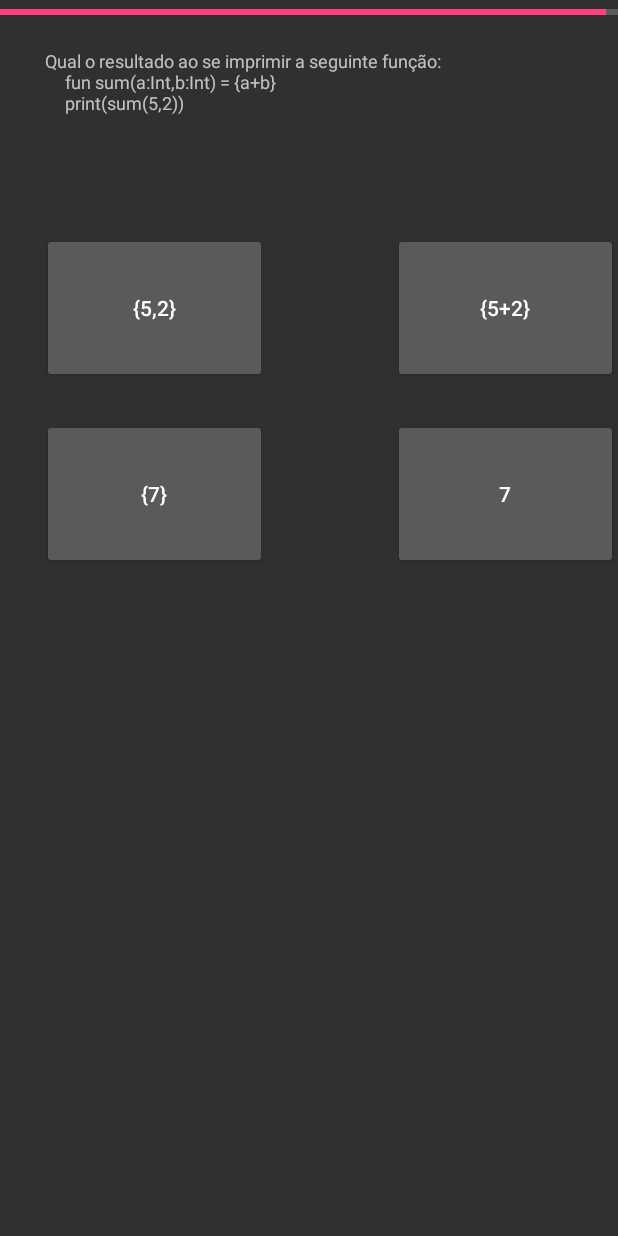
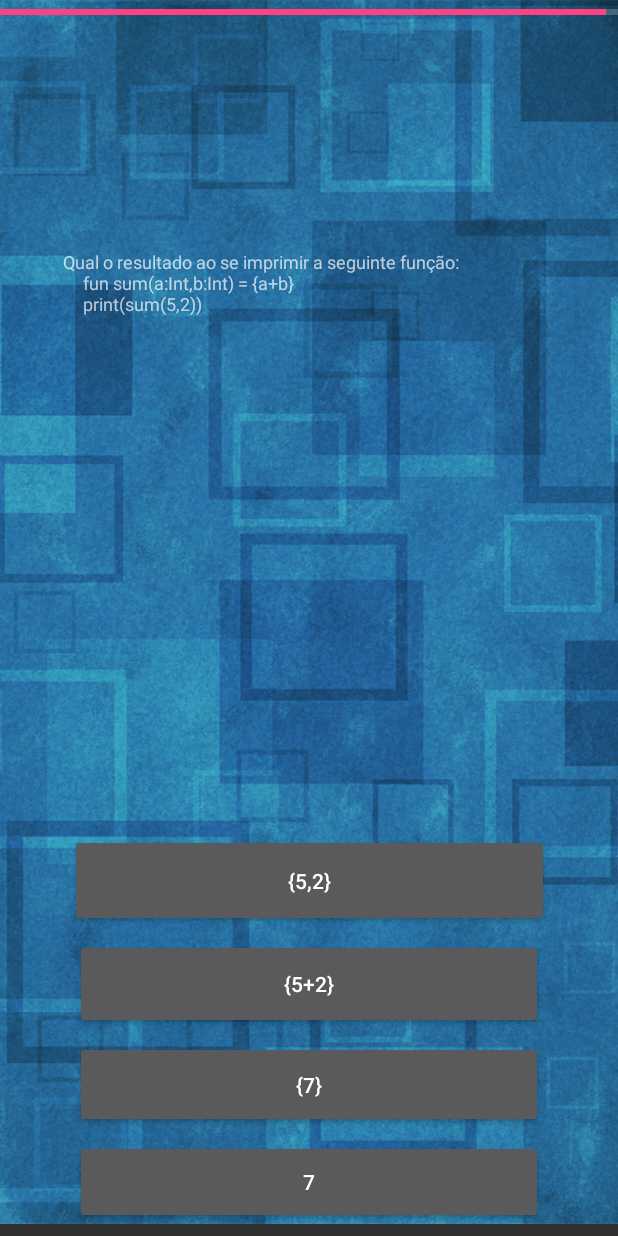
Before and after one commit to pedrohff/kotlinando, an Android app: the ViewQuestao screen opened directly, with no data from a screen before it, on a phone screen of 412 x 824 dp. Run offline under Robolectric (Android 15) with nearby library versions, the phone set to English and light mode, and no system bars; our stand-ins replace Room's generated code.

Commit message:
Layout da Tela de questão e configuração para animação

```diff
--- a/app/src/main/res/layout/activity_view_questao.xml
+++ b/app/src/main/res/layout/activity_view_questao.xml
@@ -4,14 +4,26 @@
     xmlns:tools="http://schemas.android.com/tools"
     android:layout_width="match_parent"
     android:layout_height="match_parent"
-    tools:context=".view.ViewQuestao">
+    tools:context=".view.ViewQuestao"
+    tools:layout_editor_absoluteY="25dp">
+
+    <ImageView
+        android:id="@+id/imageView3"
+        android:layout_width="0dp"
+        android:layout_height="0dp"
+        android:scaleType="centerCrop"
+        app:layout_constraintBottom_toBottomOf="@+id/resp4"
+        app:layout_constraintEnd_toEndOf="parent"
+        app:layout_constraintStart_toStartOf="parent"
+        app:layout_constraintTop_toTopOf="@+id/barra"
+        app:srcCompat="@drawable/bk_tela_questao" />
 
     <android.support.constraint.Guideline
         android:id="@+id/guideline"
         android:layout_width="wrap_content"
         android:layout_height="wrap_content"
         android:orientation="vertical"
-        app:layout_constraintGuide_begin="16dp" />
+        app:layout_constraintGuide_end="344dp" />
 
     <android.support.constraint.Guideline
         android:id="@+id/guideline2"
@@ -25,64 +37,73 @@
         style="?android:attr/progressBarStyleHorizontal"
         android:layout_width="match_parent"
         android:layout_height="16dp"
-        android:progress="50"
-        app:layout_constraintStart_toStartOf="parent"
-        app:layout_constraintTop_toTopOf="parent" />
+        android:progress="50" />
 
     <TextView
         android:id="@+id/tvPergunta"
-        android:layout_width="352dp"
-        android:layout_height="107dp"
-        android:layout_marginTop="16dp"
+        android:layout_width="328dp"
+        android:layout_height="240dp"
+        android:layout_marginBottom="8dp"
+        android:layout_marginEnd="8dp"
+        android:layout_marginStart="8dp"
+        android:layout_marginTop="8dp"
         android:text="TextView"
         android:textSize="12sp"
-        app:layout_constraintLeft_toLeftOf="parent"
-        app:layout_constraintRight_toRightOf="parent"
+        app:layout_constraintBottom_toTopOf="@+id/resp1"
+        app:layout_constraintEnd_toEndOf="parent"
+        app:layout_constraintStart_toStartOf="parent"
         app:layout_constraintTop_toBottomOf="@+id/barra" />
 
     <Button
         android:id="@+id/resp1"
-        android:layout_width="150dp"
-        android:layout_height="100dp"
-        android:layout_marginLeft="28dp"
-        android:layout_marginTop="16dp"
+        android:layout_width="319dp"
+        android:layout_height="62dp"
+        android:layout_marginBottom="8dp"
         android:text="Button"
         android:textAlignment="center"
         android:textSize="14sp"
-        app:layout_constraintLeft_toLeftOf="parent"
-        app:layout_constraintTop_toBottomOf="@+id/tvPergunta" />
+        app:layout_constraintBottom_toTopOf="@+id/resp2"
+        app:layout_constraintEnd_toEndOf="@+id/resp4"
+        app:layout_constraintStart_toStartOf="@+id/resp2" />
 
     <Button
         android:id="@+id/resp2"
-        android:layout_width="150dp"
-        android:layout_height="100dp"
-        android:layout_marginTop="16dp"
+        android:layout_width="312dp"
+        android:layout_height="60dp"
+        android:layout_marginBottom="8dp"
         android:text="Button"
         android:textAlignment="center"
         android:textSize="14sp"
-        app:layout_constraintEnd_toEndOf="parent"
-        app:layout_constraintTop_toBottomOf="@+id/tvPergunta" />
+        app:layout_constraintBottom_toTopOf="@+id/resp3"
+        app:layout_constraintEnd_toEndOf="@+id/resp4"
+        app:layout_constraintStart_toStartOf="@+id/resp3" />
 
     <Button
         android:id="@+id/resp3"
-        android:layout_width="150dp"
-        android:layout_height="100dp"
-        android:layout_marginLeft="28dp"
-        android:layout_marginTop="24dp"
+        android:layout_width="312dp"
+        android:layout_height="58dp"
+        android:layout_marginBottom="8dp"
         android:text="Button"
         android:textAlignment="center"
         android:textSize="14sp"
+        app:layout_constraintBottom_toTopOf="@+id/resp4"
+        app:layout_constraintEnd_toEndOf="@+id/resp4"
+        app:layout_constraintHorizontal_bias="0.0"
         app:layout_constraintLeft_toLeftOf="parent"
-        app:layout_constraintTop_toBottomOf="@+id/resp1" />
+        app:layout_constraintRight_toRightOf="parent"
+        app:layout_constraintStart_toStartOf="@+id/resp4" />
 
     <Button
         android:id="@+id/resp4"
-        android:layout_width="150dp"
-        android:layout_height="100dp"
-        android:layout_marginTop="24dp"
+        android:layout_width="312dp"
+        android:layout_height="56dp"
+        android:layout_marginBottom="8dp"
+        android:layout_marginEnd="8dp"
+        android:layout_marginStart="8dp"
         android:text="Button"
         android:textAlignment="center"
         android:textSize="14sp"
+        app:layout_constraintBottom_toBottomOf="parent"
         app:layout_constraintEnd_toEndOf="parent"
-        app:layout_constraintTop_toBottomOf="@+id/resp2" />
+        app:layout_constraintStart_toStartOf="parent" />
 </android.support.constraint.ConstraintLayout>
```
Also changed, not shown: app/src/main/res/drawable/bk_tela_questao.jpg (added).
